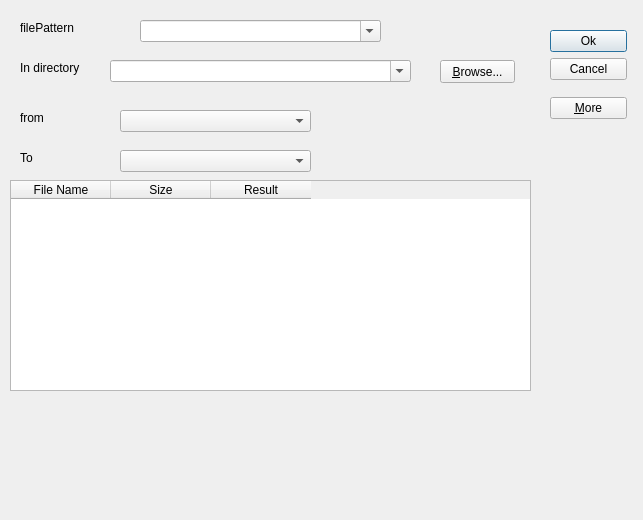
The window that FileEncodingChangerDialog.ui (lesstif/FileEncodingChanger) describes before a commit, drawn with Qt 5.
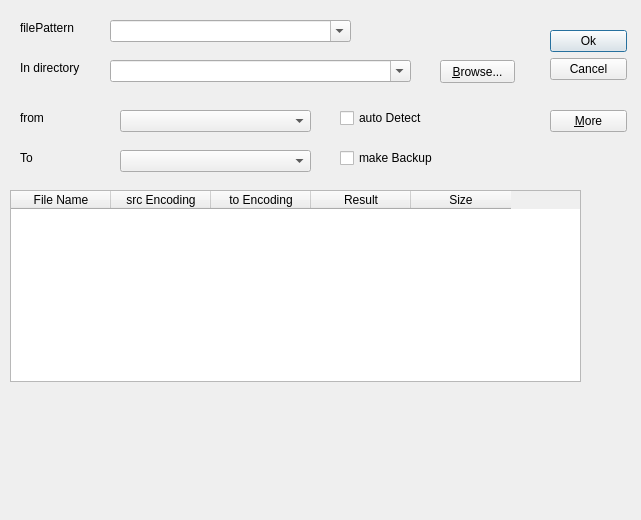
The same window after the commit.

Commit message: signal/slot

The edit to the form file:
```diff
--- a/FileEncodingChangerDialog.ui
+++ b/FileEncodingChangerDialog.ui
@@ -6,7 +6,7 @@
    <rect>
     <x>0</x>
     <y>0</y>
-    <width>643</width>
+    <width>641</width>
     <height>520</height>
    </rect>
   </property>
@@ -29,7 +29,7 @@
   <widget class="QComboBox" name="patternComboBox">
    <property name="geometry">
     <rect>
-     <x>140</x>
+     <x>110</x>
      <y>20</y>
      <width>241</width>
      <height>22</height>
@@ -82,9 +82,9 @@
    <property name="geometry">
     <rect>
      <x>10</x>
-     <y>180</y>
-     <width>521</width>
-     <height>211</height>
+     <y>190</y>
+     <width>571</width>
+     <height>192</height>
     </rect>
    </property>
    <column>
@@ -94,7 +94,12 @@
    </column>
    <column>
     <property name="text">
-     <string>Size</string>
+     <string>src Encoding</string>
+    </property>
+   </column>
+   <column>
+    <property name="text">
+     <string>to Encoding</string>
     </property>
    </column>
    <column>
@@ -102,6 +107,11 @@
      <string>Result</string>
     </property>
    </column>
+   <column>
+    <property name="text">
+     <string>Size</string>
+    </property>
+   </column>
   </widget>
   <widget class="QLabel" name="fromLabel">
    <property name="geometry">
@@ -149,13 +159,52 @@
     </rect>
    </property>
   </widget>
+  <widget class="QCheckBox" name="autoDetectCheck">
+   <property name="geometry">
+    <rect>
+     <x>340</x>
+     <y>110</y>
+     <width>121</width>
+     <height>16</height>
+    </rect>
+   </property>
+   <property name="text">
+    <string>auto Detect</string>
+   </property>
+  </widget>
+  <widget class="QLabel" name="filesFoundLabel">
+   <property name="geometry">
+    <rect>
+     <x>10</x>
+     <y>400</y>
+     <width>371</width>
+     <height>16</height>
+    </rect>
+   </property>
+   <property name="text">
+    <string/>
+   </property>
+  </widget>
+  <widget class="QCheckBox" name="makeBackupCheck">
+   <property name="geometry">
+    <rect>
+     <x>340</x>
+     <y>150</y>
+     <width>111</width>
+     <height>16</height>
+    </rect>
+   </property>
+   <property name="text">
+    <string>make Backup</string>
+   </property>
+  </widget>
   <widget class="QWidget" name="">
    <property name="geometry">
     <rect>
      <x>550</x>
      <y>30</y>
      <width>77</width>
-     <height>89</height>
+     <height>102</height>
     </rect>
    </property>
    <layout class="QVBoxLayout" name="verticalLayout">
@@ -184,7 +233,7 @@
       <property name="sizeHint" stdset="0">
        <size>
         <width>20</width>
-        <height>0</height>
+        <height>13</height>
        </size>
       </property>
      </spacer>
```
Left out of the diff: 85 changed lines with no effect on the pictures. The commit also changes 2 other files.
